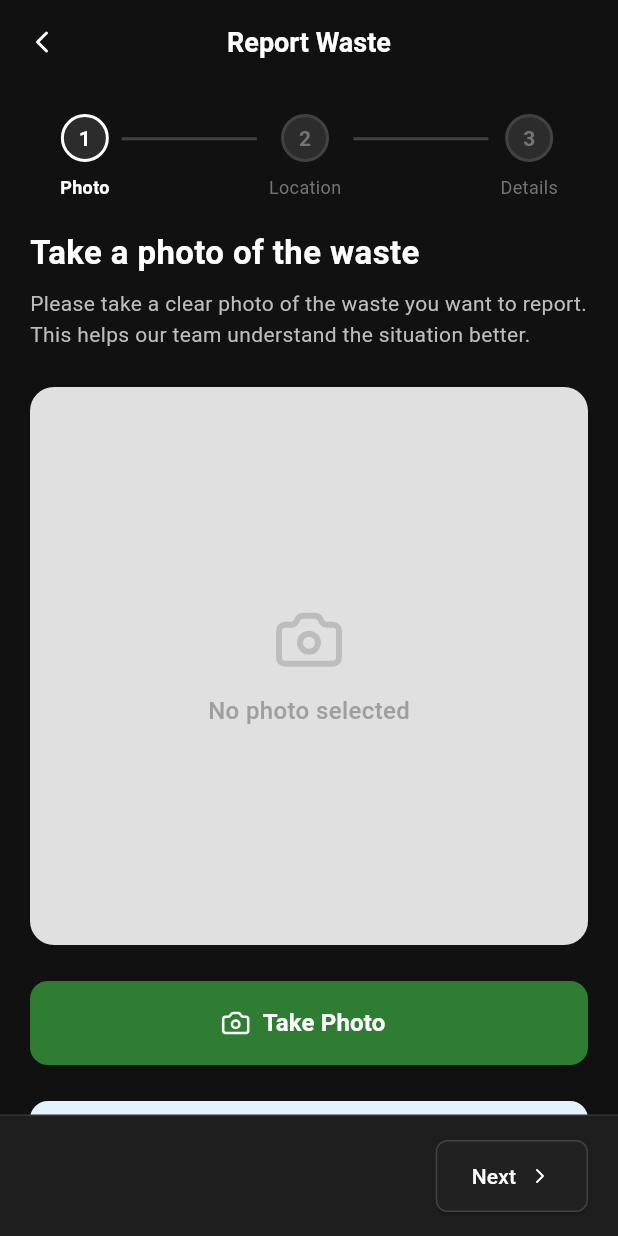
After one commit to dhruvpal102005/CitySense, a Flutter app: the ReportScreen screen opened directly, on a phone screen of 412 x 824 dp. The commit adds this screen. Run offline on Flutter 3.47's test engine with Material 3 defaults, Android fonts, the phone set to English and light mode, and no system bars; our stand-ins replace flutter_dotenv, flutter_map, geolocator, latlong2, lucide_icons, supabase_flutter; accounts and stored records are empty; network calls fail.

Commit message:
initial reportscreen

```diff
--- a/lib/screens/home_screen.dart
+++ b/lib/screens/home_screen.dart
@@ -3,6 +3,7 @@ import 'package:lucide_icons/lucide_icons.dart';
 import '../services/auth_service.dart';
 import 'map_screen.dart';
 import 'profile_screen.dart';
+import 'report_screen.dart';
 
 class HomeScreen extends StatefulWidget {
   const HomeScreen({super.key});
@@ -527,6 +528,13 @@ class _HomeScreenState extends State<HomeScreen> {
   Widget _buildCenterNavButton() {
     return Transform.translate(
       offset: const Offset(0, -24),
+      child: GestureDetector(
+        onTap: () {
+          Navigator.push(
+            context,
+            MaterialPageRoute(builder: (context) => const ReportScreen()),
+          );
+        },
         child: Container(
           width: 52,
           height: 52,
@@ -543,6 +551,7 @@ class _HomeScreenState extends State<HomeScreen> {
           ),
           child: const Icon(LucideIcons.camera, size: 24, color: Colors.white),
         ),
+      ),
     );
   }
 }
--- /dev/null
+++ b/lib/screens/report_screen.dart
@@ -0,0 +1,317 @@
+import 'package:flutter/material.dart';
+import 'package:lucide_icons/lucide_icons.dart';
+
+class ReportScreen extends StatefulWidget {
+  const ReportScreen({super.key});
+
+  @override
+  State<ReportScreen> createState() => _ReportScreenState();
+}
+
+class _ReportScreenState extends State<ReportScreen> {
+  @override
+  Widget build(BuildContext context) {
+    return Scaffold(
+      backgroundColor: const Color(0xFF111111),
+      appBar: AppBar(
+        backgroundColor: const Color(0xFF111111),
+        elevation: 0,
+        leading: IconButton(
+          icon: const Icon(LucideIcons.chevronLeft, color: Colors.white),
+          onPressed: () => Navigator.pop(context),
+        ),
+        title: const Text(
+          'Report Waste',
+          style: TextStyle(
+            color: Colors.white,
+            fontWeight: FontWeight.bold,
+            fontSize: 18,
+          ),
+        ),
+        centerTitle: true,
+      ),
+      body: Column(
+        children: [
+          // Custom Stepper
+          Padding(
+            padding: const EdgeInsets.symmetric(vertical: 20),
+            child: _buildStepper(),
+          ),
+
+          Expanded(
+            child: SingleChildScrollView(
+              padding: const EdgeInsets.symmetric(horizontal: 20),
+              child: Column(
+                crossAxisAlignment: CrossAxisAlignment.start,
+                children: [
+                  const Text(
+                    'Take a photo of the waste',
+                    style: TextStyle(
+                      fontSize: 22,
+                      fontWeight: FontWeight.bold,
+                      color: Colors.white,
+                    ),
+                  ),
+                  const SizedBox(height: 8),
+                  Text(
+                    'Please take a clear photo of the waste you want to report. This helps our team understand the situation better.',
+                    style: TextStyle(
+                      fontSize: 14,
+                      color: Colors.grey[400],
+                      height: 1.5,
+                    ),
+                  ),
+                  const SizedBox(height: 24),
+
+                  // Photo Placeholder
+                  AspectRatio(
+                    aspectRatio: 1.0,
+                    child: Container(
+                      width: double.infinity,
+                      decoration: BoxDecoration(
+                        color: const Color(0xFFE0E0E0),
+                        borderRadius: BorderRadius.circular(16),
+                      ),
+                      child: Column(
+                        mainAxisAlignment: MainAxisAlignment.center,
+                        children: [
+                          Icon(
+                            LucideIcons.camera,
+                            size: 48,
+                            color: Colors.grey[400],
+                          ),
+                          const SizedBox(height: 12),
+                          Text(
+                            'No photo selected',
+                            style: TextStyle(
+                              fontSize: 16,
+                              color: Colors.grey[500],
+                              fontWeight: FontWeight.w500,
+                            ),
+                          ),
+                        ],
+                      ),
+                    ),
+                  ),
+
+                  const SizedBox(height: 24),
+
+                  // Take Photo Button
+                  SizedBox(
+                    width: double.infinity,
+                    height: 56,
+                    child: ElevatedButton.icon(
+                      onPressed: () {},
+                      icon: const Icon(LucideIcons.camera, size: 20),
+                      label: const Text(
+                        'Take Photo',
+                        style: TextStyle(
+                          fontSize: 16,
+                          fontWeight: FontWeight.bold,
+                        ),
+                      ),
+                      style: ElevatedButton.styleFrom(
+                        backgroundColor: const Color(0xFF2E7D32), // Green color
+                        foregroundColor: Colors.white,
+                        shape: RoundedRectangleBorder(
+                          borderRadius: BorderRadius.circular(12),
+                        ),
+                        elevation: 0,
+                      ),
+                    ),
+                  ),
+
+                  const SizedBox(height: 24),
+
+                  // Photo Tips
+                  Container(
+                    padding: const EdgeInsets.all(16),
+                    decoration: BoxDecoration(
+                      color: const Color(0xFFE3F2FD), // Light blue
+                      borderRadius: BorderRadius.circular(12),
+                    ),
+                    child: Column(
+                      crossAxisAlignment: CrossAxisAlignment.start,
+                      children: [
+                        const Row(
+                          children: [
+                            Icon(
+                              LucideIcons.lightbulb,
+                              size: 20,
+                              color: Color(0xFF1565C0),
+                            ),
+                            SizedBox(width: 8),
+                            Text(
+                              'Photo Tips',
+                              style: TextStyle(
+                                fontSize: 16,
+                                fontWeight: FontWeight.bold,
+                                color: Color(0xFF1565C0),
+                              ),
+                            ),
+                          ],
+                        ),
+                        const SizedBox(height: 12),
+                        _buildTipItem(
+                          'Ensure good lighting for clear visibility',
+                        ),
+                        const SizedBox(height: 8),
+                        _buildTipItem('Capture the full extent of the waste'),
+                      ],
+                    ),
+                  ),
+                  const SizedBox(height: 40),
+                ],
+              ),
+            ),
+          ),
+
+          // Bottom Bar
+          Container(
+            padding: EdgeInsets.fromLTRB(
+              20,
+              16,
+              20,
+              MediaQuery.of(context).padding.bottom + 16,
+            ),
+            decoration: BoxDecoration(
+              color: const Color(0xFF1E1E1E),
+              border: Border(
+                top: BorderSide(
+                  color: Colors.white.withValues(alpha: 0.1),
+                  width: 1,
+                ),
+              ),
+            ),
+            child: Row(
+              mainAxisAlignment: MainAxisAlignment.end,
+              children: [
+                SizedBox(
+                  height: 48,
+                  child: ElevatedButton(
+                    onPressed: () {
+                      // TODO: Navigate to Step 2
+                    },
+                    style: ElevatedButton.styleFrom(
+                      backgroundColor: const Color(0xFF212121),
+                      foregroundColor: Colors.white,
+                      padding: const EdgeInsets.symmetric(horizontal: 24),
+                      shape: RoundedRectangleBorder(
+                        borderRadius: BorderRadius.circular(8),
+                        side: const BorderSide(color: Color(0xFF424242)),
+                      ),
+                    ),
+                    child: const Row(
+                      children: [
+                        Text('Next'),
+                        SizedBox(width: 8),
+                        Icon(LucideIcons.chevronRight, size: 16),
+                      ],
+                    ),
+                  ),
+                ),
+              ],
+            ),
+          ),
+        ],
+      ),
+    );
+  }
+
+  Widget _buildTipItem(String text) {
+    return Row(
+      crossAxisAlignment: CrossAxisAlignment.start,
+      children: [
+        Container(
+          margin: const EdgeInsets.only(top: 6),
+          width: 4,
+          height: 4,
+          decoration: const BoxDecoration(
+            color: Color(0xFF1565C0),
+            shape: BoxShape.circle,
+          ),
+        ),
+        const SizedBox(width: 8),
+        Expanded(
+          child: Text(
+            text,
+            style: const TextStyle(
+              fontSize: 14,
+              color: Color(0xFF1976D2),
+              height: 1.4,
+            ),
+          ),
+        ),
+      ],
+    );
+  }
+
+  Widget _buildStepper() {
+    return Padding(
+      padding: const EdgeInsets.symmetric(horizontal: 40),
+      child: Row(
+        children: [
+          _buildStepCircle(1, 'Photo', isActive: true, isCompleted: false),
+          _buildStepLine(isActive: false),
+          _buildStepCircle(2, 'Location', isActive: false, isCompleted: false),
+          _buildStepLine(isActive: false),
+          _buildStepCircle(3, 'Details', isActive: false, isCompleted: false),
+        ],
+      ),
+    );
+  }
+
+  Widget _buildStepCircle(
+    int step,
+    String label, {
+    required bool isActive,
+    required bool isCompleted,
+  }) {
+    return Column(
+      children: [
+        Container(
+          width: 32,
+          height: 32,
+          decoration: BoxDecoration(
+            color: isCompleted ? Colors.white : const Color(0xFF2C2C2C),
+            shape: BoxShape.circle,
+            border: Border.all(
+              color: isActive ? Colors.white : const Color(0xFF424242),
+              width: 2,
+            ),
+          ),
+          child: Center(
+            child: isCompleted
+                ? const Icon(LucideIcons.check, size: 16, color: Colors.black)
+                : Text(
+                    '$step',
+                    style: TextStyle(
+                      fontWeight: FontWeight.bold,
+                      color: isActive ? Colors.white : const Color(0xFF757575),
+                    ),
+                  ),
+          ),
+        ),
+        const SizedBox(height: 8),
+        Text(
+          label,
+          style: TextStyle(
+            fontSize: 12,
+            color: isActive ? Colors.white : const Color(0xFF757575),
+            fontWeight: isActive ? FontWeight.w600 : FontWeight.normal,
+          ),
+        ),
+      ],
+    );
+  }
+
+  Widget _buildStepLine({required bool isActive}) {
+    return Expanded(
+      child: Container(
+        height: 2,
+        margin: const EdgeInsets.only(bottom: 24, left: 8, right: 8),
+        color: isActive ? Colors.white : const Color(0xFF424242),
+      ),
+    );
+  }
+}
```
Lines whose indentation alone changed are shown as unchanged.
